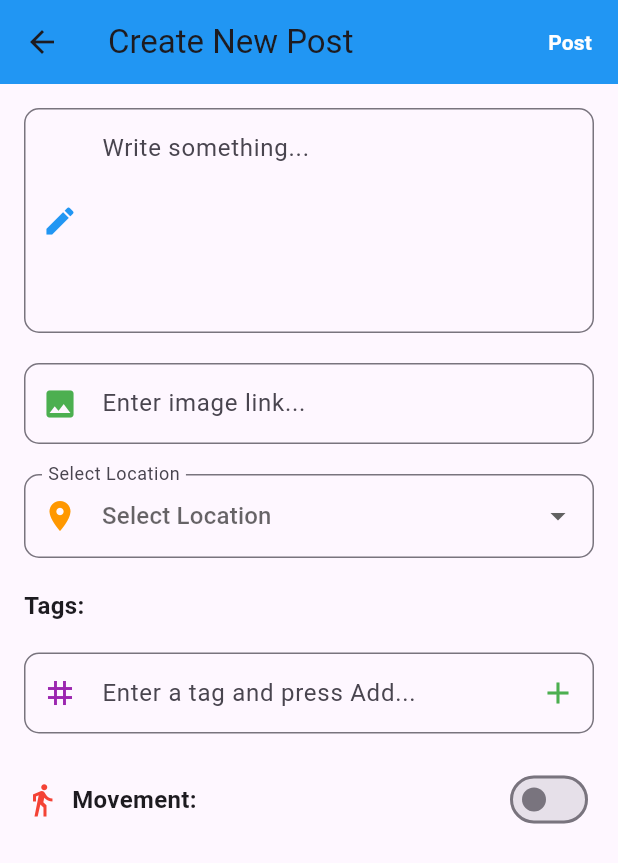
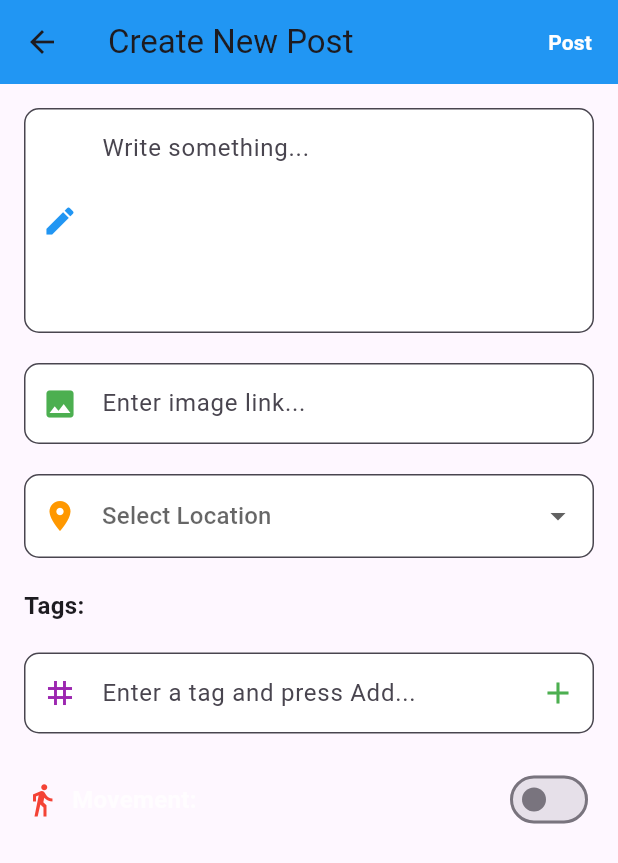
Before and after one commit to emtiaz1/on_the_go, a Flutter app: the NewPostPage screen opened directly, on a phone screen of 412 x 824 dp. Shown: the top 863 px of the screen. Run offline on Flutter 3.47's test engine with Material 3 defaults, Android fonts, the phone set to English and light mode, and no system bars; our stand-ins replace cloud_firestore, firebase_auth, firebase_core, flutter_map, google_fonts, icons_plus and 4 more; missing offline and left inert: flutter_map_location_marker; accounts and stored records are empty.

Commit message:
new post field update

```diff
--- a/lib/newpost.dart
+++ b/lib/newpost.dart
@@ -122,6 +122,8 @@ class _NewPostPageState extends State<NewPostPage> {
                 prefixIcon:
                     const Icon(Icons.edit, color: Colors.blue), // Edit icon
                 hintText: 'Write something...',
+                fillColor: Colors.white, // White background
+                filled: true, // Enable background color
                 border: OutlineInputBorder(
                   borderRadius: BorderRadius.circular(10.0),
                 ),
@@ -137,6 +139,8 @@ class _NewPostPageState extends State<NewPostPage> {
                 prefixIcon:
                     const Icon(Icons.image, color: Colors.green), // Image icon
                 hintText: 'Enter image link...',
+                fillColor: Colors.white, // White background
+                filled: true, // Enable background color
                 border: OutlineInputBorder(
                   borderRadius: BorderRadius.circular(10.0),
                 ),
@@ -163,7 +167,8 @@ class _NewPostPageState extends State<NewPostPage> {
               decoration: InputDecoration(
                 prefixIcon: const Icon(Icons.location_on,
                     color: Colors.orange), // Location icon
-                labelText: 'Select Location',
+                fillColor: Colors.white, // White background
+                filled: true, // Enable background color
                 border: OutlineInputBorder(
                   borderRadius: BorderRadius.circular(10.0),
                 ),
@@ -182,6 +187,7 @@ class _NewPostPageState extends State<NewPostPage> {
                 const SizedBox(height: 10),
                 Wrap(
                   spacing: 6.0,
+                  runSpacing: 6.0, // Add spacing between lines
                   children: _tags
                       .map((tag) => Chip(
                             label: Text(tag),
@@ -207,6 +213,8 @@ class _NewPostPageState extends State<NewPostPage> {
                     prefixIcon:
                         const Icon(Icons.tag, color: Colors.purple), // Tag icon
                     hintText: 'Enter a tag and press Add...',
+                    fillColor: Colors.white, // White background
+                    filled: true, // Enable background color
                     border: OutlineInputBorder(
                       borderRadius: BorderRadius.circular(10.0),
                     ),
@@ -241,8 +249,10 @@ class _NewPostPageState extends State<NewPostPage> {
                     SizedBox(width: 8),
                     Text(
                       'Movement:',
-                      style:
-                          TextStyle(fontSize: 16, fontWeight: FontWeight.bold),
+                      style: TextStyle(
+                          fontSize: 16,
+                          fontWeight: FontWeight.bold,
+                          color: Colors.white70),
                     ),
                   ],
                 ),
```
